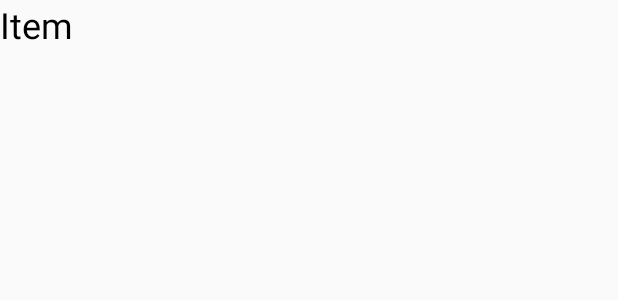
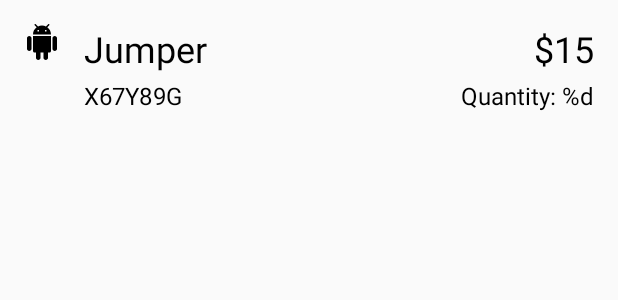
Before and after one commit to enyciaa/SmallgosShopkeeper, an Android app: the layout item_inventory.xml on its own in the app's theme, with its tools: preview values and no code run, on a phone screen of 412 x 824 dp. Shown: the top 300 px of the screen. Run offline under Robolectric (Android 15) with nearby library versions, the phone set to English and light mode, and no system bars.

Commit message:
Display inventory

```diff
--- a/app/src/main/res/layout/item_inventory.xml
+++ b/app/src/main/res/layout/item_inventory.xml
@@ -1,15 +1,71 @@
 <?xml version="1.0" encoding="utf-8"?>
 <LinearLayout xmlns:android="http://schemas.android.com/apk/res/android"
-    android:orientation="vertical"
+    xmlns:tools="http://schemas.android.com/tools"
+    android:orientation="horizontal"
     android:layout_width="match_parent"
-    android:layout_height="wrap_content">
+    android:layout_height="wrap_content"
+    android:layout_margin="@dimen/grid_16"
+    android:weightSum="1"
+    >
 
-    <TextView
-        android:id="@+id/itemInventoryTitle"
+    <ImageView
+        android:id="@+id/itemInventoryItemPicture"
         android:layout_width="wrap_content"
         android:layout_height="wrap_content"
-        android:textColor="@color/black_100"
-        android:textSize="@dimen/text_24"
-        android:text="Item"/>
+        android:layout_marginRight="@dimen/grid_16"
+        android:src="@drawable/ic_inventory"
+        />
+
+    <LinearLayout
+        android:layout_width="0dp"
+        android:layout_weight="1"
+        android:layout_height="wrap_content"
+        android:orientation="vertical"
+        >
+
+        <TextView
+            android:id="@+id/itemInventoryItemName"
+            android:layout_width="wrap_content"
+            android:layout_height="wrap_content"
+            android:layout_marginBottom="@dimen/grid_half_4"
+            android:textColor="@color/black_100"
+            android:textSize="@dimen/text_24"
+            tools:text="Jumper"/>
+
+        <TextView
+            android:id="@+id/itemInventoryItemCode"
+            android:layout_width="wrap_content"
+            android:layout_height="wrap_content"
+            android:textColor="@color/black_100"
+            android:textSize="@dimen/text_16"
+            tools:text="X67Y89G"/>
+
+    </LinearLayout>
+
+    <LinearLayout
+        android:layout_width="wrap_content"
+        android:layout_height="wrap_content"
+        android:gravity="right"
+        android:orientation="vertical"
+        >
+
+        <TextView
+            android:id="@+id/itemInventoryItemPrice"
+            android:layout_width="wrap_content"
+            android:layout_height="wrap_content"
+            android:layout_marginBottom="@dimen/grid_half_4"
+            android:textColor="@color/black_100"
+            android:textSize="@dimen/text_24"
+            tools:text="$15"/>
+
+        <TextView
+            android:id="@+id/itemInventoryItemQuantity"
+            android:layout_width="wrap_content"
+            android:layout_height="wrap_content"
+            android:textColor="@color/black_100"
+            android:textSize="@dimen/text_16"
+            tools:text="@string/inventory_item_quantity"/>
+
+    </LinearLayout>
 
 </LinearLayout>
--- a/app/src/main/res/values/dimens.xml
+++ b/app/src/main/res/values/dimens.xml
@@ -1,4 +1,5 @@
 <resources>
+    <dimen name="grid_half_4">4dp</dimen>
     <dimen name="grid_8">8dp</dimen>
     <dimen name="grid_16">16dp</dimen>
     <dimen name="grid_24">24dp</dimen>
--- a/app/src/main/res/values/strings.xml
+++ b/app/src/main/res/values/strings.xml
@@ -2,4 +2,5 @@
     <string name="app_name">Smallgos</string>
     <string name="inventory_title">Inventory</string>
     <string name="orders_title">Orders</string>
+    <string name="inventory_item_quantity">Quantity: %d</string>
 </resources>
```
Also changed, not shown: app/src/main/java/smallgos/intuithack/com/smallgos/InventoryAdapter.java (+18 -4 lines), app/src/main/java/smallgos/intuithack/com/smallgos/InventoryView.java (+4 -8 lines), app/src/main/java/smallgos/intuithack/com/smallgos/model/InventoryItem.java (+11 -1 lines).
